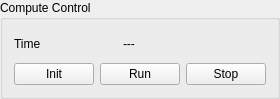
Before: the Qt Designer form computecontrol.ui in hobrasoft/simul6, drawn with Qt 5.
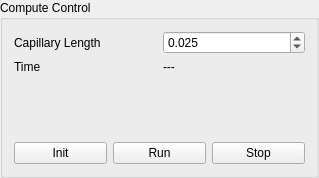
After: the same form once the commit is applied.

Commit message: Jak mam udelat, abe se Caplen bral noveho QDoubleSpinBoxu a ne ze settings.h? Ale pozor, je tam jeste dx.

The edit to the form file:
```diff
--- a/computecontrol.ui
+++ b/computecontrol.ui
@@ -6,8 +6,8 @@
    <rect>
     <x>0</x>
     <y>0</y>
-    <width>278</width>
-    <height>99</height>
+    <width>319</width>
+    <height>178</height>
    </rect>
   </property>
   <property name="sizePolicy">
@@ -22,10 +22,33 @@
   <property name="title">
    <string>Compute Control</string>
   </property>
-  <layout class="QGridLayout" name="gridLayout">
-   <item row="0" column="0">
+  <layout class="QVBoxLayout" name="verticalLayout_2">
+   <item>
+    <layout class="QVBoxLayout" name="verticalLayout">
+     <item>
     <layout class="QHBoxLayout" name="horizontalLayout_2">
      <item>
+        <widget class="QLabel" name="label_2">
+         <property name="text">
+          <string>Capillary Length</string>
+         </property>
+        </widget>
+       </item>
+       <item>
+        <widget class="QDoubleSpinBox" name="f_caplen">
+         <property name="decimals">
+          <number>3</number>
+         </property>
+         <property name="value">
+          <double>0.025000000000000</double>
+         </property>
+        </widget>
+       </item>
+      </layout>
+     </item>
+     <item>
+      <layout class="QHBoxLayout" name="horizontalLayout_3">
+       <item>
       <widget class="QLabel" name="label">
        <property name="sizePolicy">
         <sizepolicy hsizetype="Preferred" vsizetype="Minimum">
@@ -51,25 +74,24 @@
        </property>
       </widget>
      </item>
+      </layout>
+     </item>
+    </layout>
+   </item>
      <item>
-      <spacer name="horizontalSpacer_2">
+    <spacer name="verticalSpacer">
        <property name="orientation">
-        <enum>Qt::Horizontal</enum>
-       </property>
-       <property name="sizeType">
-        <enum>QSizePolicy::MinimumExpanding</enum>
+      <enum>Qt::Vertical</enum>
        </property>
        <property name="sizeHint" stdset="0">
         <size>
-         <width>40</width>
-         <height>20</height>
+       <width>20</width>
+       <height>40</height>
         </size>
        </property>
       </spacer>
      </item>
-    </layout>
-   </item>
-   <item row="1" column="0">
+   <item>
     <layout class="QHBoxLayout" name="horizontalLayout">
      <item>
       <widget class="QPushButton" name="f_init">
```
Lines whose indentation alone changed are shown as unchanged. The commit also changes 9 other files.
